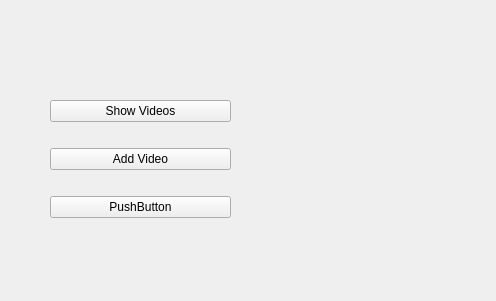
201524495/2021_MultiMedia, file _uiFiles/example.ui: the form before one commit.
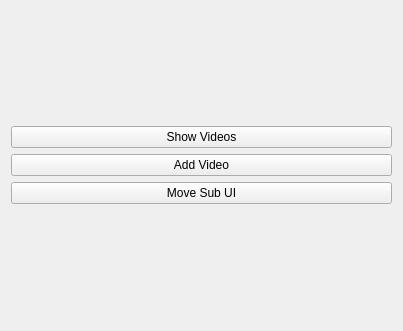
The form after the commit.

```diff
--- a/_uiFiles/example.ui
+++ b/_uiFiles/example.ui
@@ -6,22 +6,15 @@
    <rect>
     <x>0</x>
     <y>0</y>
-    <width>496</width>
-    <height>301</height>
+    <width>403</width>
+    <height>331</height>
    </rect>
   </property>
   <property name="windowTitle">
    <string>Form</string>
   </property>
-  <widget class="QWidget" name="verticalLayoutWidget">
-   <property name="geometry">
-    <rect>
-     <x>50</x>
-     <y>80</y>
-     <width>181</width>
-     <height>161</height>
-    </rect>
-   </property>
+  <layout class="QGridLayout" name="gridLayout">
+   <item row="0" column="0">
    <layout class="QVBoxLayout" name="verticalLayout">
     <item>
      <widget class="QPushButton" name="show_pushButton">
@@ -40,12 +33,13 @@
     <item>
      <widget class="QPushButton" name="pushButton">
       <property name="text">
-       <string>PushButton</string>
+        <string>Move Sub UI</string>
       </property>
      </widget>
     </item>
    </layout>
-  </widget>
+   </item>
+  </layout>
  </widget>
  <resources/>
  <connections/>
```
Left out of the diff: 2 changed lines with no effect on the pictures. Lines whose indentation alone changed are shown as unchanged.
